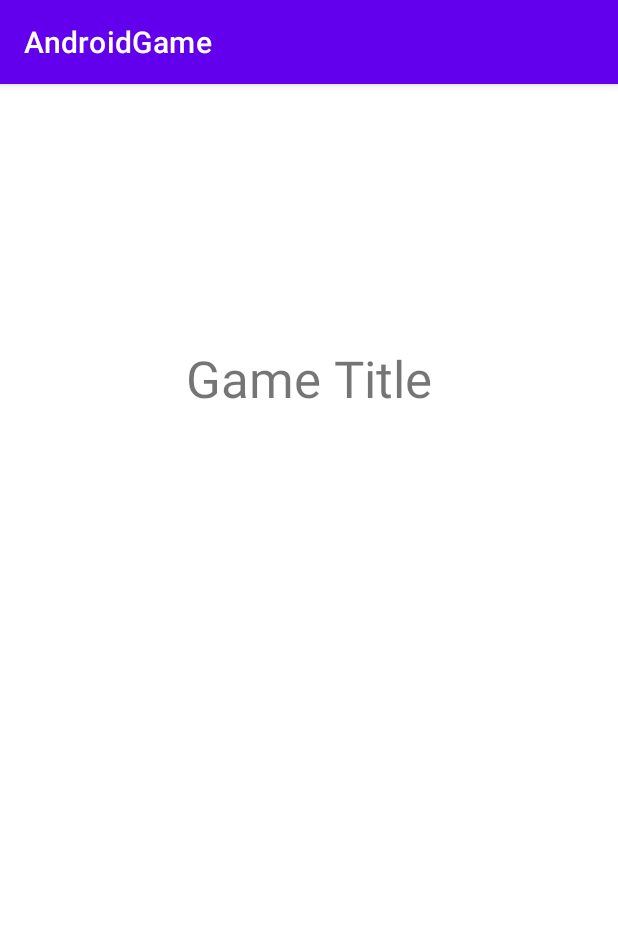
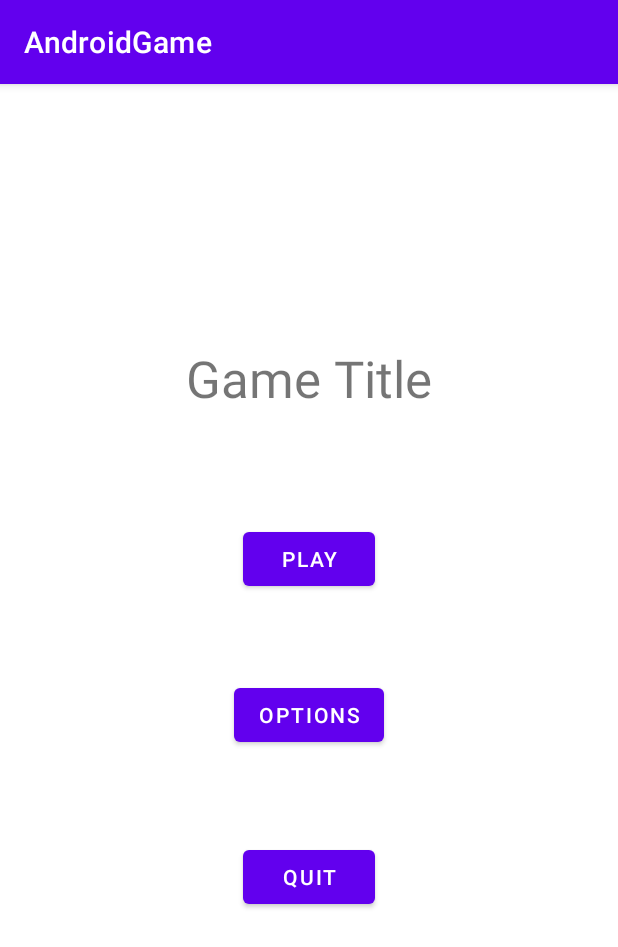
Before and after one commit to Islamjdallali/AndroidGame, an Android app: the screen it shows after launch (MainActivity), on a phone screen of 412 x 824 dp. Shown: the top 947 px of the screen. Run offline under Robolectric (Android 15) with nearby library versions, the phone set to English and light mode, and no system bars.

Commit message:
Added Play,Options and Quit Buttons

```diff
--- a/app/src/main/res/layout/activity_main.xml
+++ b/app/src/main/res/layout/activity_main.xml
@@ -7,6 +7,7 @@
     tools:context=".MainActivity">
 
     <TextView
+        android:id="@+id/textView"
         android:layout_width="wrap_content"
         android:layout_height="wrap_content"
         android:text="Game Title"
@@ -18,4 +19,46 @@
         app:layout_constraintTop_toTopOf="parent"
         app:layout_constraintVertical_bias="0.24000001" />
 
+    <Button
+        android:id="@+id/button"
+        android:layout_width="wrap_content"
+        android:layout_height="wrap_content"
+        android:layout_marginStart="175dp"
+        android:layout_marginTop="60dp"
+        android:layout_marginEnd="175dp"
+        android:layout_marginBottom="413dp"
+        android:text="Play"
+        app:layout_constraintBottom_toBottomOf="parent"
+        app:layout_constraintEnd_toEndOf="parent"
+        app:layout_constraintStart_toStartOf="parent"
+        app:layout_constraintTop_toBottomOf="@+id/textView" />
+
+    <Button
+        android:id="@+id/button2"
+        android:layout_width="wrap_content"
+        android:layout_height="wrap_content"
+        android:layout_marginStart="175dp"
+        android:layout_marginTop="60dp"
+        android:layout_marginEnd="175dp"
+        android:layout_marginBottom="328dp"
+        android:text="Options"
+        app:layout_constraintBottom_toBottomOf="parent"
+        app:layout_constraintEnd_toEndOf="parent"
+        app:layout_constraintStart_toStartOf="parent"
+        app:layout_constraintTop_toBottomOf="@+id/button" />
+
+    <Button
+        android:id="@+id/button3"
+        android:layout_width="wrap_content"
+        android:layout_height="wrap_content"
+        android:layout_marginStart="175dp"
+        android:layout_marginTop="60dp"
+        android:layout_marginEnd="175dp"
+        android:layout_marginBottom="215dp"
+        android:text="Quit"
+        app:layout_constraintBottom_toBottomOf="parent"
+        app:layout_constraintEnd_toEndOf="parent"
+        app:layout_constraintStart_toStartOf="parent"
+        app:layout_constraintTop_toBottomOf="@+id/button2" />
+
 </androidx.constraintlayout.widget.ConstraintLayout>
```
